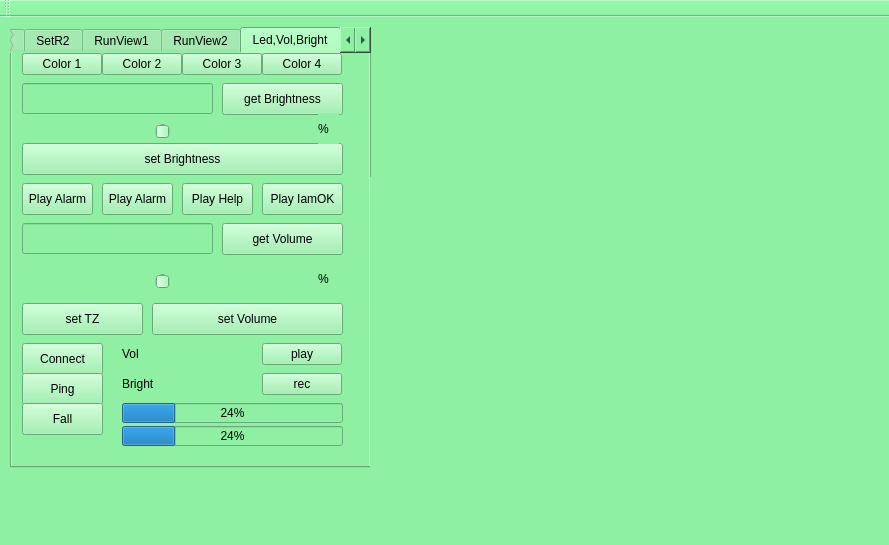
Above: mainwindow.ui from exanoelect/radarScan before the change. Below: the same form after it.
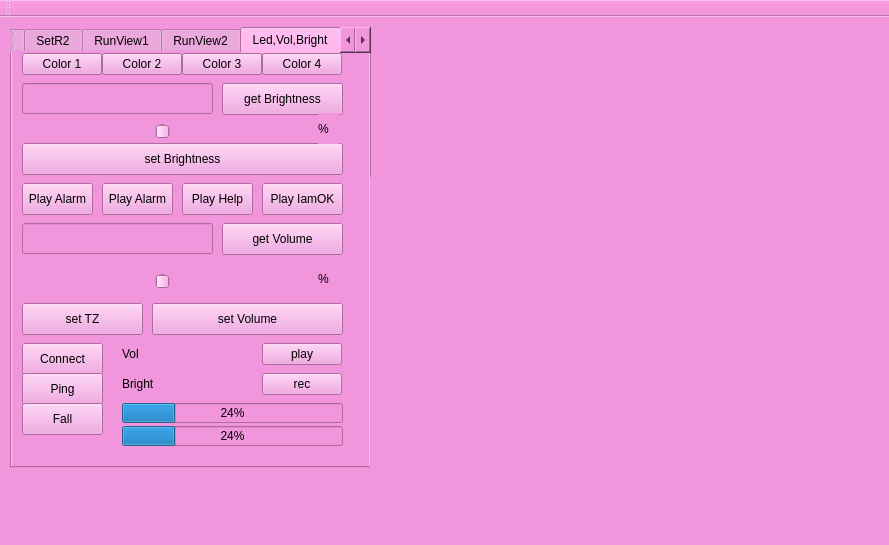
That is the form after the change. Custom widgets are drawn as their Qt base class.

What changed in the file:
```diff
--- a/mainwindow.ui
+++ b/mainwindow.ui
@@ -14,7 +14,7 @@
    <string>Radar Scan V1.4</string>
   </property>
   <property name="styleSheet">
-   <string notr="true">background-color: rgb(143, 240, 164);</string>
+   <string notr="true">background-color: rgb(241, 149, 220);</string>
   </property>
   <widget class="QWidget" name="centralWidget">
    <widget class="QCustomPlot" name="plottsgram" native="true">
```
Left out of the diff: 2 changed lines with no effect on the pictures.
